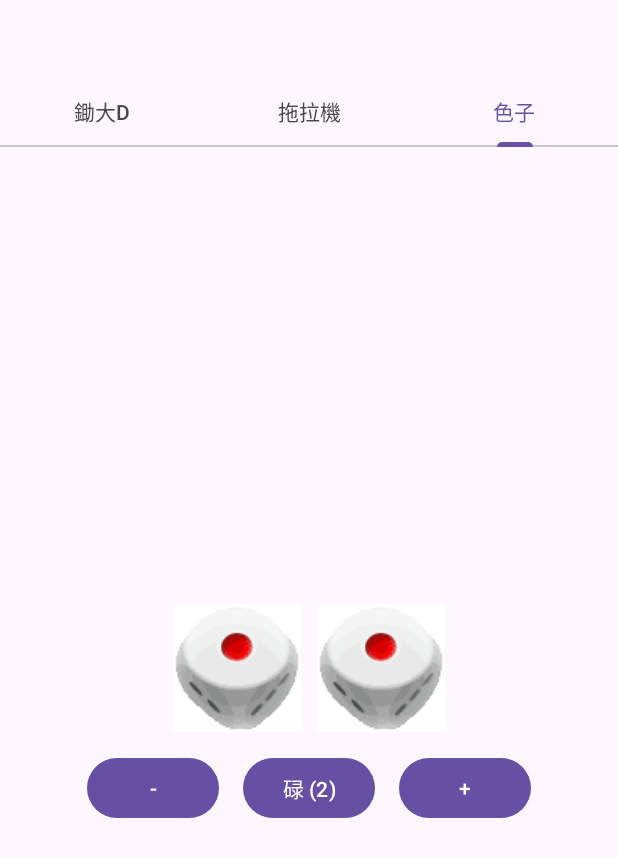
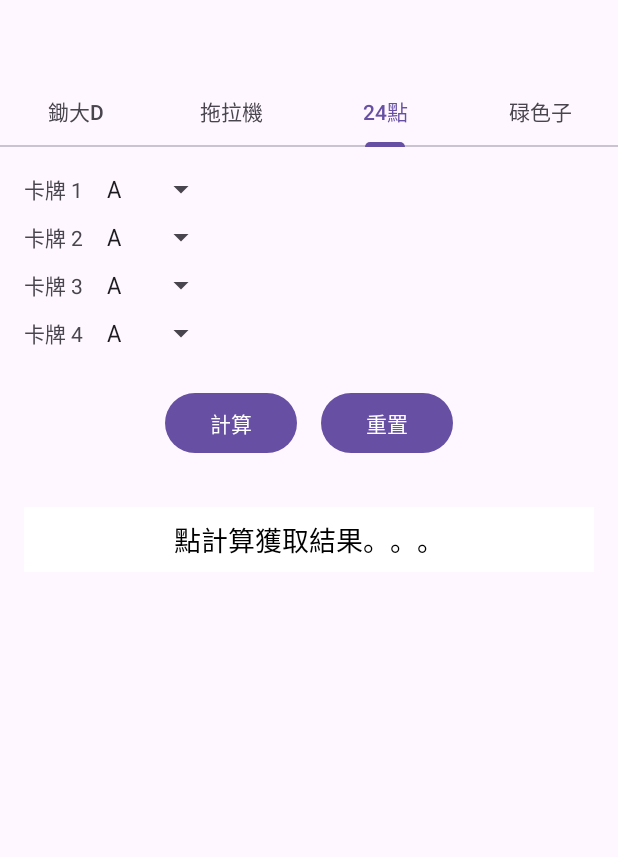
Before and after one commit to jundywoo/game_calc, an Android app: the screen it shows after launch (MainActivity), tab 3 chosen, on a phone screen of 412 x 824 dp. Shown: the top 857 px of the screen. Run offline under Robolectric (Android 15) with nearby library versions, the light colour scheme and no system bars; 1 statement that could not run was skipped.

Commit message:
points 24 calc

```diff
--- a/app/build.gradle
+++ b/app/build.gradle
@@ -11,7 +11,7 @@ android {
         minSdk 24
         targetSdk 35
         versionCode 1
-        versionName "2.0"
+        versionName "2.1"
 
         testInstrumentationRunner "androidx.test.runner.AndroidJUnitRunner"
     }
--- a/app/src/main/java/ng/ken/gamecalc/MainActivity.java
+++ b/app/src/main/java/ng/ken/gamecalc/MainActivity.java
@@ -3,6 +3,7 @@ package ng.ken.gamecalc;
 import static ng.ken.gamecalc.utils.Constants.GAMES;
 import static ng.ken.gamecalc.utils.Constants.GAME_BIG2;
 import static ng.ken.gamecalc.utils.Constants.GAME_DICE;
+import static ng.ken.gamecalc.utils.Constants.GAME_POINTS_24;
 import static ng.ken.gamecalc.utils.Constants.GAME_TRACTOR;
 
 import android.content.Context;
@@ -25,6 +26,7 @@ import java.util.Optional;
 
 import ng.ken.gamecalc.big2.Big2Fragment;
 import ng.ken.gamecalc.dice.DiceFragment;
+import ng.ken.gamecalc.points24.Points24Fragment;
 import ng.ken.gamecalc.tractor.TractorFragment;
 
 public class MainActivity extends AppCompatActivity {
@@ -77,6 +79,7 @@ public class MainActivity extends AppCompatActivity {
             fragments = Map.of(
                     GAME_BIG2, new Big2Fragment(fragmentActivity),
                     GAME_TRACTOR, new TractorFragment(fragmentActivity),
+                    GAME_POINTS_24, new Points24Fragment(fragmentActivity),
                     GAME_DICE, new DiceFragment(fragmentActivity)
             );
         }
--- a/app/src/main/java/ng/ken/gamecalc/utils/Constants.java
+++ b/app/src/main/java/ng/ken/gamecalc/utils/Constants.java
@@ -8,9 +8,11 @@ public class Constants {
 
     public static final String GAME_BIG2 = "鋤大D";
     public static final String GAME_TRACTOR = "拖拉機";
-    public static final String GAME_DICE = "色子";
+    public static final String GAME_DICE = "碌色子";
+    public static final String GAME_POINTS_24 = "24點";
+
     public static final String[] GAMES = new String[] {
-            GAME_BIG2, GAME_TRACTOR, GAME_DICE
+            GAME_BIG2, GAME_TRACTOR, GAME_POINTS_24, GAME_DICE
     };
 
     public static final String UNDERSTOOD = "明白";
--- /dev/null
+++ b/app/src/main/res/layout/points24_fragment.xml
@@ -0,0 +1,128 @@
+<?xml version="1.0" encoding="utf-8"?>
+<LinearLayout xmlns:android="http://schemas.android.com/apk/res/android"
+    android:layout_width="match_parent"
+    android:layout_height="match_parent"
+    android:orientation="vertical"
+    android:padding="16dp">
+
+    <!-- 卡牌显示区域 -->
+    <LinearLayout
+        android:layout_width="match_parent"
+        android:layout_height="wrap_content"
+        android:orientation="vertical"
+        android:layout_marginBottom="16dp">
+
+        <LinearLayout
+            android:layout_width="match_parent"
+            android:layout_height="wrap_content"
+            android:orientation="horizontal"
+            android:gravity="start"
+            android:layout_marginBottom="8dp">
+
+            <TextView
+                android:layout_width="wrap_content"
+                android:layout_height="wrap_content"
+                android:text="@string/points24_card_1"
+                android:layout_marginEnd="8dp" />
+
+            <Spinner
+                android:id="@+id/card_1"
+                android:layout_width="wrap_content"
+                android:layout_height="wrap_content" />
+        </LinearLayout>
+
+        <LinearLayout
+            android:layout_width="match_parent"
+            android:layout_height="wrap_content"
+            android:orientation="horizontal"
+            android:gravity="start"
+            android:layout_marginBottom="8dp">
+
+            <TextView
+                android:layout_width="wrap_content"
+                android:layout_height="wrap_content"
+                android:text="@string/points24_card_2"
+                android:layout_marginEnd="8dp" />
+
+            <Spinner
+                android:id="@+id/card_2"
+                android:layout_width="wrap_content"
+                android:layout_height="wrap_content" />
+        </LinearLayout>
+
+        <LinearLayout
+            android:layout_width="match_parent"
+            android:layout_height="wrap_content"
+            android:orientation="horizontal"
+            android:gravity="start"
+            android:layout_marginBottom="8dp">
+
+            <TextView
+                android:layout_width="wrap_content"
+                android:layout_height="wrap_content"
+                android:text="@string/points24_card_3"
+                android:layout_marginEnd="8dp" />
+
+            <Spinner
+                android:id="@+id/card_3"
+                android:layout_width="wrap_content"
+                android:layout_height="wrap_content" />
+        </LinearLayout>
+
+        <LinearLayout
+            android:layout_width="match_parent"
+            android:layout_height="wrap_content"
+            android:orientation="horizontal"
+            android:gravity="start"
+            android:layout_marginBottom="8dp">
+
+            <TextView
+                android:layout_width="wrap_content"
+                android:layout_height="wrap_content"
+                android:text="@string/points24_card_4"
+                android:layout_marginEnd="8dp" />
+
+            <Spinner
+                android:id="@+id/card_4"
+                android:layout_width="wrap_content"
+                android:layout_height="wrap_content" />
+        </LinearLayout>
+
+    </LinearLayout>
+
+    <!-- 按钮区域 -->
+    <LinearLayout
+        android:layout_width="match_parent"
+        android:layout_height="wrap_content"
+        android:orientation="horizontal"
+        android:gravity="center"
+        android:layout_marginBottom="16dp">
+
+        <Button
+            android:id="@+id/point24_calculate_button"
+            android:layout_width="wrap_content"
+            android:layout_height="wrap_content"
+            android:text="@string/compute"
+            android:layout_marginEnd="16dp" />
+
+        <Button
+            android:id="@+id/point24_reset_button"
+            android:layout_width="wrap_content"
+            android:layout_height="wrap_content"
+            android:text="@string/reset" />
+    </LinearLayout>
+
+    <!-- 结果显示文本框 -->
+    <TextView
+        android:id="@+id/point24_result_text"
+        android:layout_width="match_parent"
+        android:layout_height="wrap_content"
+        android:gravity="center"
+        android:text="@string/waiting_result"
+        android:textSize="18sp"
+        android:textColor="@android:color/black"
+        android:background="@android:color/white"
+        android:padding="8dp"
+        android:layout_marginTop="16dp" />
+
+</LinearLayout>
--- a/app/src/main/res/values/strings.xml
+++ b/app/src/main/res/values/strings.xml
@@ -15,4 +15,11 @@
     <string name="roll_dice"> 碌 </string>
     <string name="reduce_dice"> - </string>
     <string name="add_dice"> + </string>
+    <string name="waiting_result">點計算獲取結果。。。</string>
+    <string name="compute">計算</string>
+    <string name="reset">重置</string>
+    <string name="points24_card_1">卡牌 1</string>
+    <string name="points24_card_2">卡牌 2</string>
+    <string name="points24_card_3">卡牌 3</string>
+    <string name="points24_card_4">卡牌 4</string>
 </resources>
```
Also changed, not shown: app/src/main/java/ng/ken/gamecalc/points24/Points24Calculator.java (added, +95 -0 lines), app/src/main/java/ng/ken/gamecalc/points24/Points24Fragment.java (added, +71 -0 lines), 1 other file.
